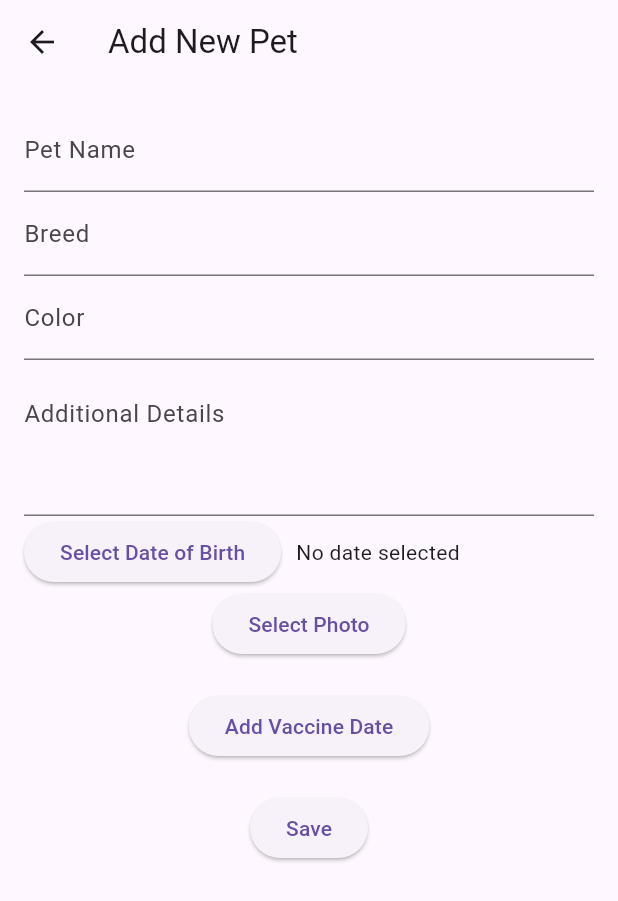
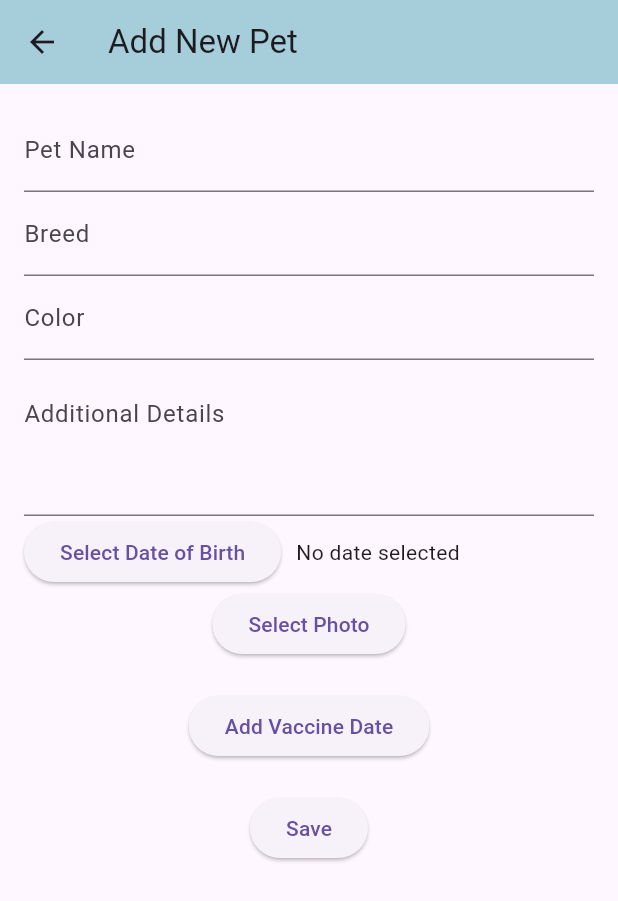
Before and after one commit to AyshaFerdous/pet_care_app, a Flutter app: the screen it shows after launch, after a tap on the "add" icon, on a phone screen of 412 x 824 dp. Shown: the top 901 px of the screen. Run offline on Flutter 3.47's test engine with Material 3 defaults, Android fonts, the phone set to English and light mode, and no system bars; our stand-ins replace google_fonts, image_picker, sqflite; accounts and stored records are empty.

Commit message:
Screenshot Added

```diff
--- a/lib/add_edit_pet_screen.dart
+++ b/lib/add_edit_pet_screen.dart
@@ -106,6 +106,7 @@ class _AddEditPetScreenState extends State<AddEditPetScreen> {
     return Scaffold(
       appBar: AppBar(
         title: Text(widget.pet == null ? 'Add New Pet' : 'Edit Pet'),
+        backgroundColor: Color(0xFFA5CDDA),
       ),
       body: Padding(
         padding: const EdgeInsets.all(16.0),
--- a/lib/pet_details_screen.dart
+++ b/lib/pet_details_screen.dart
@@ -15,7 +15,7 @@ class PetDetailsScreen extends StatelessWidget {
     return Scaffold(
       appBar: AppBar(
         title: Text('Pet Details'),
-        backgroundColor: Colors.purple[50],
+        backgroundColor: Color(0xFFA5CDDA),
       ),
       body: Column(
         children: [
--- a/lib/pet_list_screen.dart
+++ b/lib/pet_list_screen.dart
@@ -41,8 +41,7 @@ class _PetListScreenState extends State<PetListScreen> {
   Widget build(BuildContext context) {
     return Scaffold(
       appBar: AppBar(
-        title: Text(
-          'Pet Care Organizer',
+        title: Text('Pet Care Organizer',
           style: GoogleFonts.cabin( // Replace 'lato' with your preferred font
             textStyle: TextStyle(
               color: Colors.black, // Customize the color if needed
@@ -50,7 +49,8 @@ class _PetListScreenState extends State<PetListScreen> {
             ),
           ),
         ),
-        backgroundColor: Colors.purple[50],
+        backgroundColor: Color(0xFFA5CDDA),
+
         iconTheme: IconThemeData(color: Colors.black), // Ensures icons match the title color
       ),
 
```
Also changed, not shown: assets/images/ss_pet.png (added), assets/images/ss_pet2.png (added), 1 other file.
